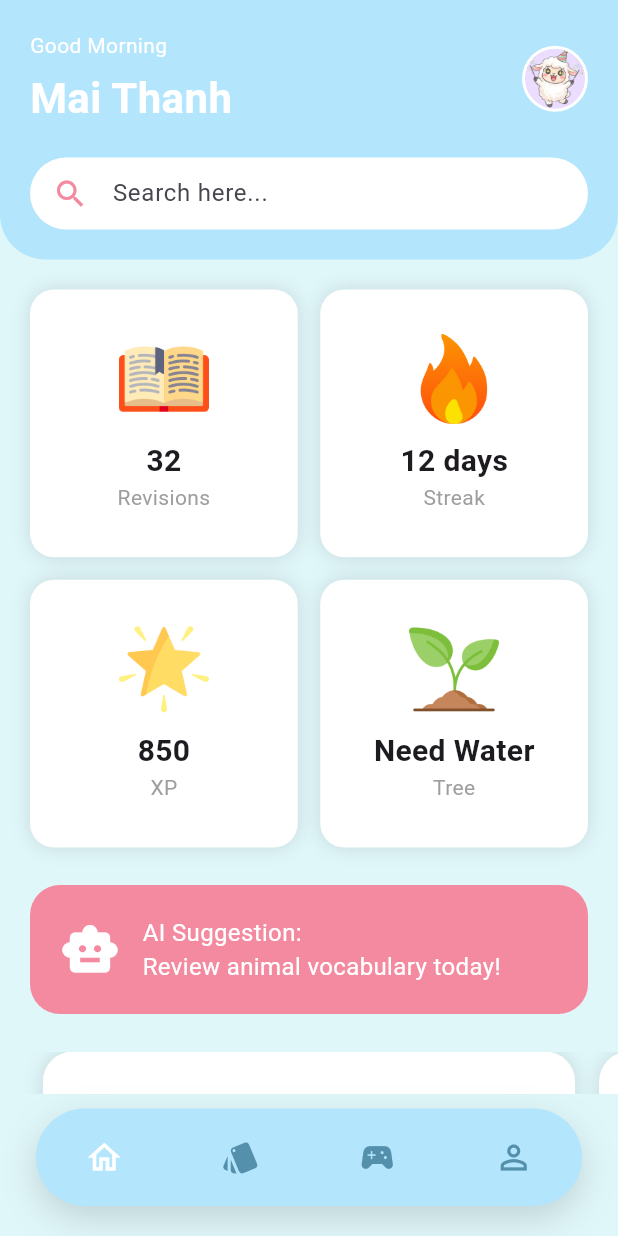
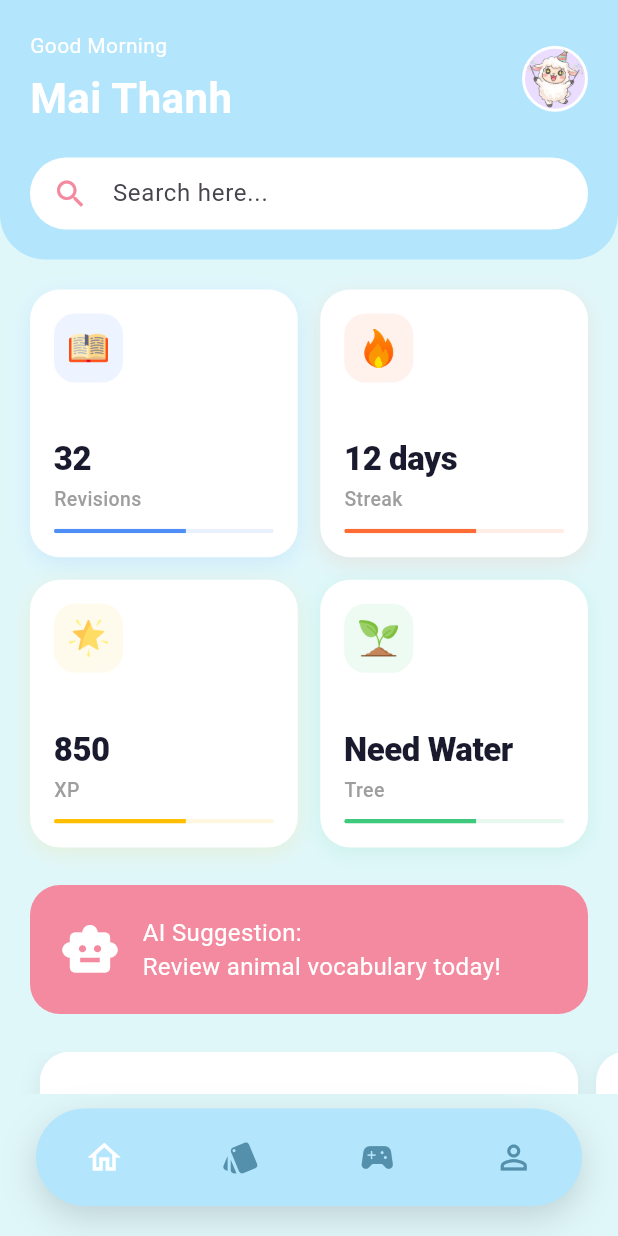
Before and after one commit to rstzsy/FlashCardApp, a Flutter app: the screen it shows after launch, on a phone screen of 412 x 824 dp. Run offline on Flutter 3.47's test engine with Material 3 defaults, Android fonts, the phone set to English and light mode, and no system bars; our stand-ins replace google_fonts.

Commit message:
fix home screen

```diff
--- a/flashcard_app/lib/features/home/widgets/feature_card.dart
+++ b/flashcard_app/lib/features/home/widgets/feature_card.dart
@@ -1,5 +1,4 @@
 import 'package:flutter/material.dart';
-
 import '../../../core/themes/app_colors.dart';
 
 class FeatureCard extends StatelessWidget {
@@ -19,32 +18,37 @@ class FeatureCard extends StatelessWidget {
   @override
   Widget build(BuildContext context) {
     return Container(
-      margin: const EdgeInsets.symmetric(horizontal: 8),
-      padding: const EdgeInsets.all(15),
+      margin: const EdgeInsets.symmetric(horizontal: 6),
+      padding: const EdgeInsets.all(16),
       decoration: BoxDecoration(
         color: Colors.white,
         borderRadius: BorderRadius.circular(20),
-        boxShadow: const [BoxShadow(color: Colors.black12, blurRadius: 10)],
+        boxShadow: [
+          BoxShadow(
+            color: Colors.black.withOpacity(0.07),
+            blurRadius: 12,
+            offset: const Offset(0, 4),
+          ),
+        ],
       ),
-
       child: Row(
         children: [
-          // left
-          Expanded(flex: 3, child: Image.asset(image, height: 80)),
+          Image.asset(image, height: 80, width: 80, fit: BoxFit.contain),
 
-          const SizedBox(width: 10),
+          const SizedBox(width: 14),
 
-          // right
           Expanded(
-            flex: 7,
             child: Column(
               mainAxisAlignment: MainAxisAlignment.center,
+              crossAxisAlignment: CrossAxisAlignment.start,
               children: [
                 Text(
                   title,
                   style: const TextStyle(
-                    fontSize: 16,
-                    fontWeight: FontWeight.bold,
+                    fontSize: 15,
+                    fontWeight: FontWeight.w600,
+                    color: Color(0xFF1A1A2E),
+                    height: 1.3,
                   ),
                 ),
 
@@ -54,14 +58,21 @@ class FeatureCard extends StatelessWidget {
                   onPressed: onPressed,
                   style: ElevatedButton.styleFrom(
                     backgroundColor: AppColors.highlightColor,
+                    foregroundColor: Colors.white,
+                    elevation: 0,
+                    padding: const EdgeInsets.symmetric(
+                      horizontal: 20,
+                      vertical: 8,
+                    ),
                     shape: RoundedRectangleBorder(
-                      borderRadius: BorderRadius.circular(20),
+                      borderRadius: BorderRadius.circular(99),
+                    ),
+                    textStyle: const TextStyle(
+                      fontSize: 13,
+                      fontWeight: FontWeight.w600,
                     ),
                   ),
-                  child: Text(
-                    buttonText,
-                    style: TextStyle(color: Colors.white),
-                  ),
+                  child: Text(buttonText),
                 ),
               ],
             ),
--- a/flashcard_app/lib/features/home/widgets/stat_card.dart
+++ b/flashcard_app/lib/features/home/widgets/stat_card.dart
@@ -12,46 +12,98 @@ class StatCard extends StatelessWidget {
     required this.imagePath,
   });
 
+  // color for each image
+  Color _getAccentColor() {
+    if (imagePath.contains('book')) return const Color(0xFF4F8EF7);
+    if (imagePath.contains('fire')) return const Color(0xFFFF6B35);
+    if (imagePath.contains('star')) return const Color(0xFFFFBF00);
+    if (imagePath.contains('plant')) return const Color(0xFF3EC97C);
+    return const Color(0xFF4F8EF7);
+  }
+
+  Color _getBgColor() {
+    if (imagePath.contains('book')) return const Color(0xFFEEF4FF);
+    if (imagePath.contains('fire')) return const Color(0xFFFFF2EC);
+    if (imagePath.contains('star')) return const Color(0xFFFFFBEC);
+    if (imagePath.contains('plant')) return const Color(0xFFEDFBF3);
+    return const Color(0xFFEEF4FF);
+  }
+
   @override
   Widget build(BuildContext context) {
+    final accent = _getAccentColor();
+    final bgColor = _getBgColor();
+
     return Container(
       padding: const EdgeInsets.all(16),
       decoration: BoxDecoration(
         color: Colors.white,
-        borderRadius: BorderRadius.circular(16),
+        borderRadius: BorderRadius.circular(20),
         boxShadow: [
           BoxShadow(
-            color: Colors.black12,
-            blurRadius: 10,
-          )
+            color: accent.withOpacity(0.12),
+            blurRadius: 12,
+            offset: const Offset(0, 4),
+          ),
         ],
       ),
-
       child: Column(
-        mainAxisAlignment: MainAxisAlignment.center,
+        crossAxisAlignment: CrossAxisAlignment.start,
+        mainAxisAlignment: MainAxisAlignment.spaceBetween,
         children: [
-
-          Image.asset(
-            imagePath,
-            width: 60,
-            height: 60,
-          ),
-
-          const SizedBox(height: 10),
-
-          Text(
-            value,
-            style: const TextStyle(
-              fontSize: 20,
-              fontWeight: FontWeight.bold,
+          // mini image
+          Container(
+            width: 46,
+            height: 46,
+            decoration: BoxDecoration(
+              color: bgColor,
+              borderRadius: BorderRadius.circular(14),
+            ),
+            padding: const EdgeInsets.all(10),
+            child: Image.asset(
+              imagePath,
+              fit: BoxFit.contain,
             ),
           ),
 
-          Text(
-            title,
-            style: const TextStyle(
-              color: Colors.grey,
-            ),
+          // value
+          Column(
+            crossAxisAlignment: CrossAxisAlignment.start,
+            children: [
+              Text(
+                value,
+                style: TextStyle(
+                  fontSize: 22,
+                  fontWeight: FontWeight.w800,
+                  color: const Color(0xFF1A1A2E),
+                  letterSpacing: -0.3,
+                ),
+              ),
+
+              const SizedBox(height: 2),
+
+              Text(
+                title,
+                style: TextStyle(
+                  fontSize: 13,
+                  fontWeight: FontWeight.w500,
+                  color: Colors.grey.shade500,
+                ),
+              ),
+
+              const SizedBox(height: 10),
+
+              // Accent bar
+              ClipRRect(
+                borderRadius: BorderRadius.circular(99),
+                child: LinearProgressIndicator(
+                  value: 0.6,
+                  minHeight: 3,
+                  backgroundColor: accent.withOpacity(0.12),
+                  valueColor: AlwaysStoppedAnimation<Color>(accent),
+                ),
+              ),
+            ],
           ),
         ],
       ),
```
